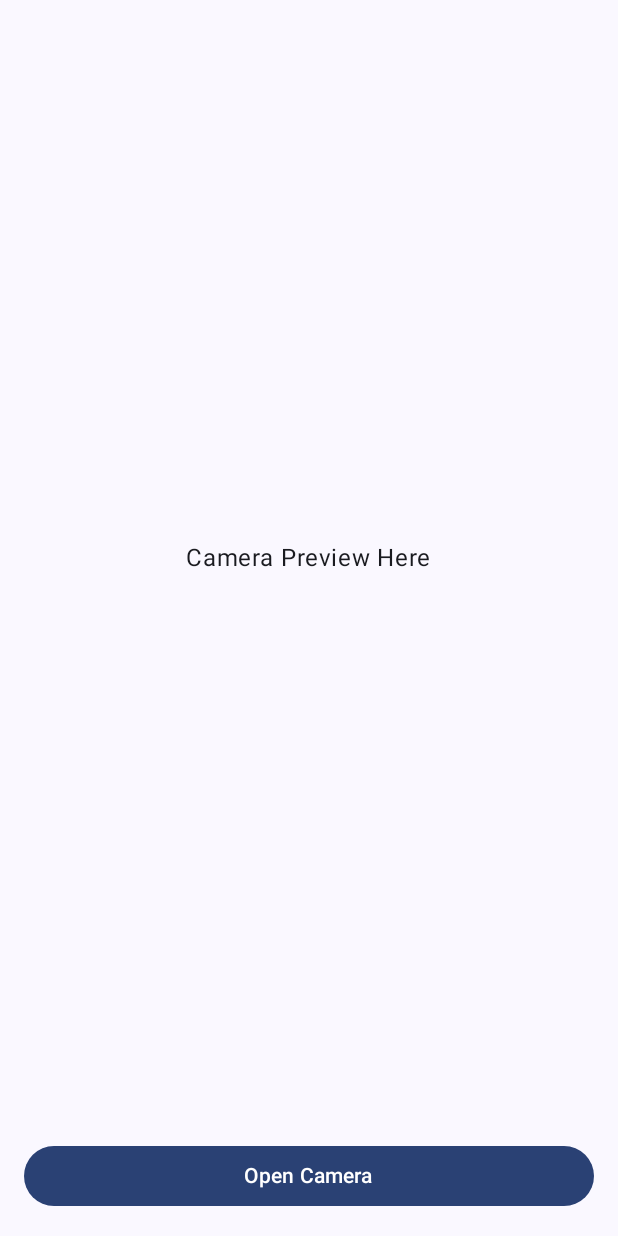
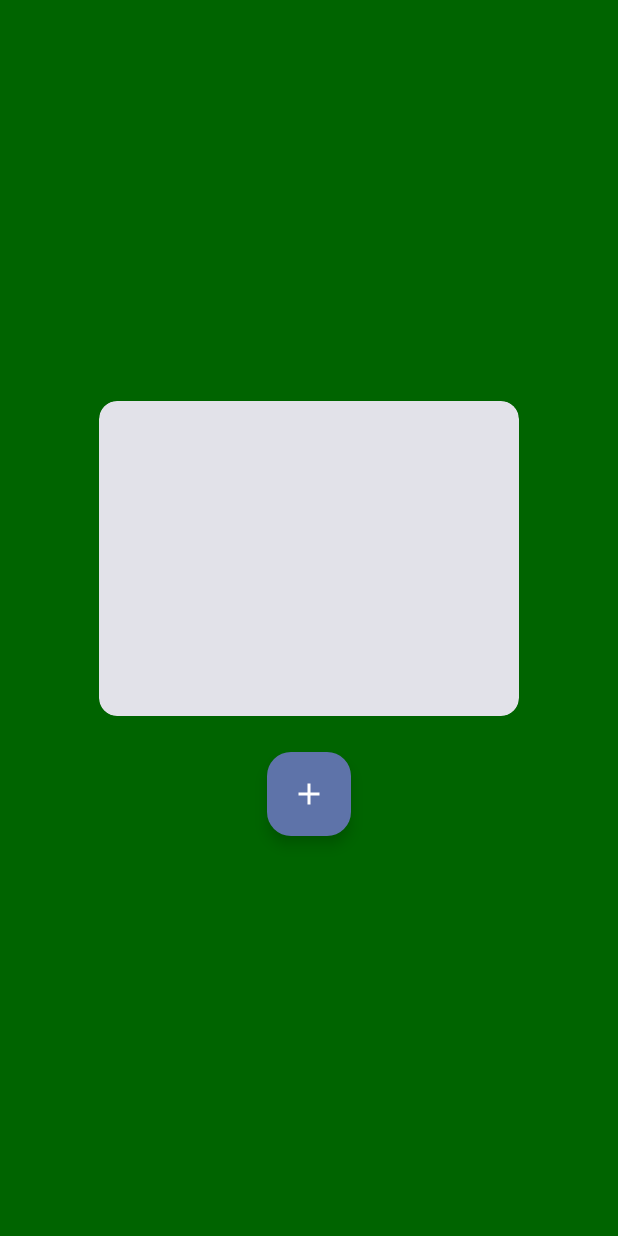
Before and after one commit to lasithaharshana/CalorieCam, an Android app built with Jetpack Compose: the screen it shows after launch (MainActivity), on a phone screen of 412 x 824 dp. Run offline under Robolectric (Android 15) with nearby library versions, the phone set to English and light mode, and no system bars; libraries missing offline, so code that uses them is left out: androidx.camera.compose, androidx.camera.core, androidx.camera.lifecycle; 4 statements that could not run were skipped.

Commit message:
implement camera preview functionality with permission handling

```diff
--- a/app/build.gradle.kts
+++ b/app/build.gradle.kts
@@ -57,6 +57,9 @@ dependencies {
     debugImplementation(libs.androidx.ui.tooling)
     debugImplementation(libs.androidx.ui.test.manifest)
 
-    //CameraX dependencies
+    implementation(libs.androidx.camera.core)
+    implementation(libs.androidx.camera.compose)
+    implementation(libs.androidx.camera.lifecycle)
     implementation(libs.androidx.camera.camera2)
+    implementation(libs.accompanist.permissions)
 }
--- a/app/src/main/AndroidManifest.xml
+++ b/app/src/main/AndroidManifest.xml
@@ -2,10 +2,8 @@
 <manifest xmlns:android="http://schemas.android.com/apk/res/android"
     xmlns:tools="http://schemas.android.com/tools">
 
-    <uses-permission
-        android:name="android.permission.CAMERA"
-        android:requiredFeature="false" />
-    <uses-feature android:name="android.hardware.camera.any" />
+    <uses-feature android:name="android.hardware.camera" android:required="true" />
+    <uses-permission android:name="android.permission.CAMERA" />
 
     <application
         android:allowBackup="true"
--- a/app/src/main/java/com/example/caloriecam/MainActivity.kt
+++ b/app/src/main/java/com/example/caloriecam/MainActivity.kt
@@ -4,79 +4,190 @@ import android.os.Bundle
 import androidx.activity.ComponentActivity
 import androidx.activity.compose.setContent
 import androidx.activity.enableEdgeToEdge
-import androidx.activity.result.contract.ActivityResultContracts
+import androidx.activity.viewModels
+import androidx.camera.compose.CameraXViewfinder
+import androidx.compose.foundation.background
+import androidx.compose.foundation.layout.Arrangement
 import androidx.compose.foundation.layout.Box
 import androidx.compose.foundation.layout.Column
+import androidx.compose.foundation.layout.Spacer
+import androidx.compose.foundation.layout.aspectRatio
 import androidx.compose.foundation.layout.fillMaxSize
-import androidx.compose.foundation.layout.fillMaxWidth
+import androidx.compose.foundation.layout.height
 import androidx.compose.foundation.layout.padding
+import androidx.compose.foundation.layout.width
+import androidx.compose.foundation.layout.widthIn
+import androidx.compose.material.icons.Icons
+import androidx.compose.material.icons.filled.Add
 import androidx.compose.material3.Button
+import androidx.compose.material3.Card
+import androidx.compose.material3.ElevatedCard
+import androidx.compose.material3.FloatingActionButton
+import androidx.compose.material3.Icon
+import androidx.compose.material3.MaterialTheme
 import androidx.compose.material3.Scaffold
+import androidx.compose.material3.Surface
 import androidx.compose.material3.Text
 import androidx.compose.runtime.Composable
+import androidx.compose.runtime.LaunchedEffect
+import androidx.compose.runtime.getValue
 import androidx.compose.ui.Alignment
 import androidx.compose.ui.Modifier
-import androidx.compose.ui.tooling.preview.Preview
+import androidx.compose.ui.draw.clip
+import androidx.compose.ui.graphics.Color
+import androidx.compose.ui.platform.LocalContext
+import androidx.compose.ui.text.style.TextAlign
 import androidx.compose.ui.unit.dp
+import androidx.lifecycle.LifecycleOwner
+import androidx.lifecycle.compose.LocalLifecycleOwner
+import androidx.lifecycle.compose.collectAsStateWithLifecycle
+import androidx.lifecycle.lifecycleScope
+import com.example.caloriecam.camera.CameraPreviewViewModel
 import com.example.caloriecam.ui.theme.CalorieCamTheme
+import com.google.accompanist.permissions.ExperimentalPermissionsApi
+import com.google.accompanist.permissions.isGranted
+import com.google.accompanist.permissions.rememberPermissionState
+import com.google.accompanist.permissions.shouldShowRationale
+import kotlinx.coroutines.launch
 
 class MainActivity : ComponentActivity() {
-
-    private val cameraPermissionRequest =
-        registerForActivityResult(ActivityResultContracts.RequestPermission()) { isGranted ->
-            if (isGranted) {
-                // Implement camera related  code
-            } else {
-                // Camera permission denied
-            }
-
-        }
+    private val cameraViewModel: CameraPreviewViewModel by viewModels()
 
     override fun onCreate(savedInstanceState: Bundle?) {
         super.onCreate(savedInstanceState)
         enableEdgeToEdge()
+        lifecycleScope.launch {
+            cameraViewModel.bindToCamera(applicationContext, this@MainActivity)
+        }
         setContent {
             CalorieCamTheme {
-                Scaffold(modifier = Modifier.fillMaxSize()) { innerPadding ->
-                        Column(
-                            modifier = Modifier
-                                .padding(innerPadding)
-                                .fillMaxSize()
-                        ) {
-                            Box(
-                                modifier = Modifier
-                                    .weight(1f)
-                                    .fillMaxWidth()
-                            ) {
-                                Text("Camera Preview Here", modifier = Modifier.align(alignment = Alignment.Center))
-                            }
-                            Button(
-                                onClick = { /* TODO: Implement camera action */ },
-                                modifier = Modifier
-                                    .padding(16.dp)
-                                    .fillMaxWidth()
-                            ) {
-                                Text("Open Camera")
-                            }
-                        }
-                    }
+                Surface(
+                    modifier = Modifier.fillMaxSize(),
+                    color = MaterialTheme.colorScheme.background
+                ) {
+                    CameraPreviewScreen(cameraViewModel)
+                }
+            }
+        }
+    }
+}
+
+@OptIn(ExperimentalPermissionsApi::class)
+@Composable
+fun CameraPreviewScreen(
+    cameraViewModel: CameraPreviewViewModel,
+    modifier: Modifier = Modifier
+) {
+    val cameraPermissionState = rememberPermissionState(android.Manifest.permission.CAMERA)
+
+    Scaffold(containerColor = Color(0xFF006400)){ padding ->
+        Box(
+            modifier = Modifier
+                .fillMaxSize()
+                .padding(padding),
+            contentAlignment = Alignment.Center
+        ) {
+            if (cameraPermissionState.status.isGranted) {
+                CameraPreviewContent(cameraViewModel)
+            } else {
+                PermissionRequest(
+                    shouldShowRationale = cameraPermissionState.status.shouldShowRationale,
+                    onRequestPermission = { cameraPermissionState.launchPermissionRequest() }
+                )
             }
         }
     }
 }
 
 @Composable
-fun Greeting(name: String, modifier: Modifier = Modifier) {
-    Text(
-        text = "Hello $name!",
-        modifier = modifier
-    )
+private fun PermissionRequest(
+    shouldShowRationale: Boolean,
+    onRequestPermission: () -> Unit
+) {
+    ElevatedCard(
+        modifier = Modifier
+            .padding(16.dp)
+            .widthIn(max = 400.dp)
+    ) {
+        Column(
+            modifier = Modifier.padding(24.dp),
+            horizontalAlignment = Alignment.CenterHorizontally,
+            verticalArrangement = Arrangement.Center
+        ) {
+            val textToShow = if (shouldShowRationale) {
+                "Whoops! We need camera access to scan your items!"
+            } else {
+                "Camera access is needed to scan your items for calorie information."
+            }
+
+            Text(
+                text = textToShow,
+                style = MaterialTheme.typography.bodyLarge,
+                textAlign = TextAlign.Center
+            )
+
+            Spacer(Modifier.height(16.dp))
+
+            Button(onClick = onRequestPermission) {
+                Text("Grant Camera Access")
+            }
+        }
+    }
 }
 
-@Preview(showBackground = true)
 @Composable
-fun GreetingPreview() {
-    CalorieCamTheme {
-        Greeting("Android")
+fun CameraPreviewContent(
+    viewModel: CameraPreviewViewModel,
+    lifecycleOwner: LifecycleOwner = LocalLifecycleOwner.current
+) {
+    val surfaceRequest by viewModel.surfaceRequest.collectAsStateWithLifecycle()
+    val context = LocalContext.current
+
+    LaunchedEffect(lifecycleOwner) {
+        viewModel.bindToCamera(context.applicationContext, lifecycleOwner)
+    }
+
+    Column(
+        modifier = Modifier.fillMaxSize(),
+        horizontalAlignment = Alignment.CenterHorizontally,
+        verticalArrangement = Arrangement.Center
+    ) {
+        // Camera preview with 4:3 aspect ratio
+        Card(
+            modifier = Modifier
+                .width(280.dp)
+                .aspectRatio(4f / 3f)
+                .clip(MaterialTheme.shapes.medium)
+        ) {
+            surfaceRequest?.let { request ->
+                CameraXViewfinder(
+                    surfaceRequest = request,
+                    modifier = Modifier.fillMaxSize()
+                )
+            } ?: Box(
+                modifier = Modifier
+                    .fillMaxSize()
+                    .background(Color.Black),
+                contentAlignment = Alignment.Center
+            ) {
+                Text(
+                    "Initializing Camera...",
+                    style = MaterialTheme.typography.bodyLarge,
+                    color = Color.White
+                )
+            }
+        }
+
+        Spacer(modifier = Modifier.height(24.dp))
+
+        FloatingActionButton(
+            onClick = { /* TODO: Implement capture functionality */ },
+            containerColor = MaterialTheme.colorScheme.primaryContainer
+        ) {
+            Icon(
+                imageVector = Icons.Filled.Add,
+                contentDescription = "Take photo"
+            )
+        }
     }
 }
--- /dev/null
+++ b/app/src/main/java/com/example/caloriecam/camera/CameraPreviewViewModel.kt
@@ -0,0 +1,37 @@
+package com.example.caloriecam.camera
+
+import android.content.Context
+import androidx.camera.core.CameraSelector.DEFAULT_FRONT_CAMERA
+import androidx.camera.core.Preview
+import androidx.camera.core.SurfaceRequest
+import androidx.camera.lifecycle.ProcessCameraProvider
+import androidx.camera.lifecycle.awaitInstance
+import androidx.lifecycle.LifecycleOwner
+import androidx.lifecycle.ViewModel
+import kotlinx.coroutines.awaitCancellation
+import kotlinx.coroutines.flow.MutableStateFlow
+import kotlinx.coroutines.flow.StateFlow
+import kotlinx.coroutines.flow.update
+
+
+class CameraPreviewViewModel : ViewModel() {
+    // Used to set up a link between the Camera and your UI.
+    private val _surfaceRequest = MutableStateFlow<SurfaceRequest?>(null)
+    val surfaceRequest: StateFlow<SurfaceRequest?> = _surfaceRequest
+
+    private val cameraPreviewUseCase = Preview.Builder().build().apply {
+        setSurfaceProvider { newSurfaceRequest ->
+            _surfaceRequest.update { newSurfaceRequest }
+        }
+    }
+
+    suspend fun bindToCamera(appContext: Context, lifecycleOwner: LifecycleOwner) {
+        val processCameraProvider = ProcessCameraProvider.awaitInstance(appContext)
+        processCameraProvider.bindToLifecycle(
+            lifecycleOwner, DEFAULT_FRONT_CAMERA, cameraPreviewUseCase
+        )
+
+        // Cancellation signals we're done with the camera
+        try { awaitCancellation() } finally { processCameraProvider.unbindAll() }
+    }
+}
```
Also changed, not shown: gradle/libs.versions.toml (+14 -4 lines).
